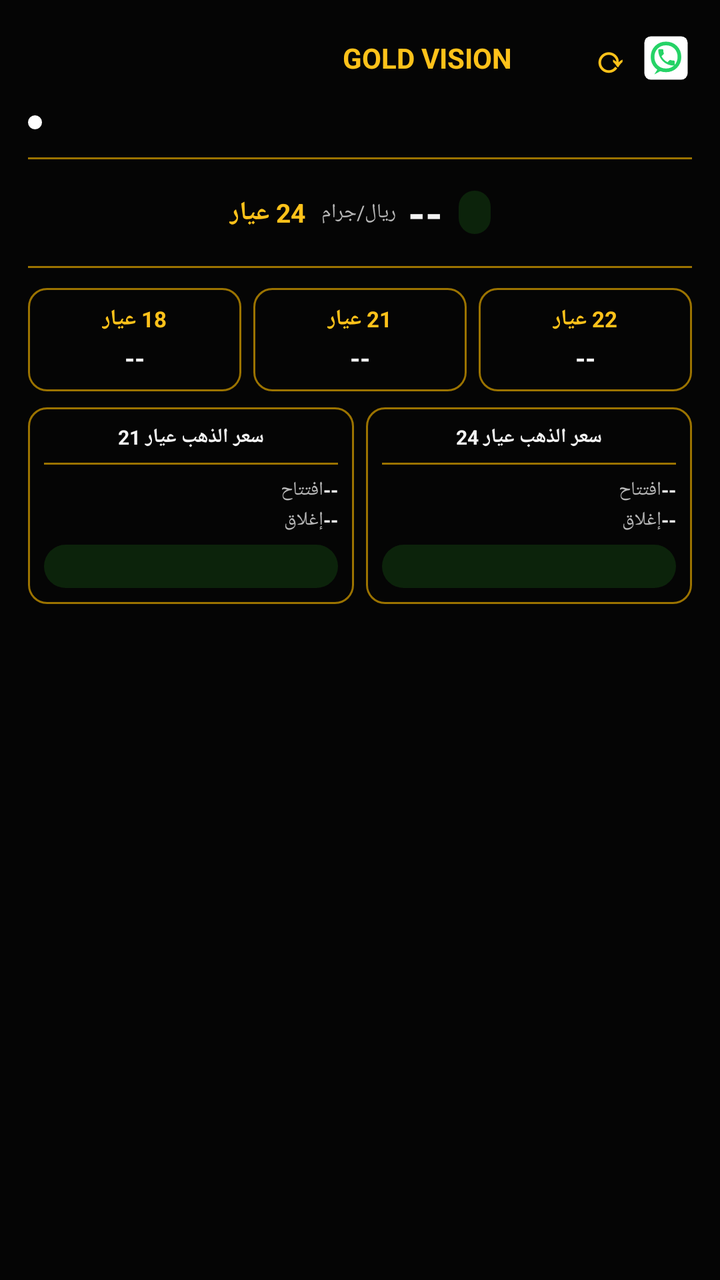
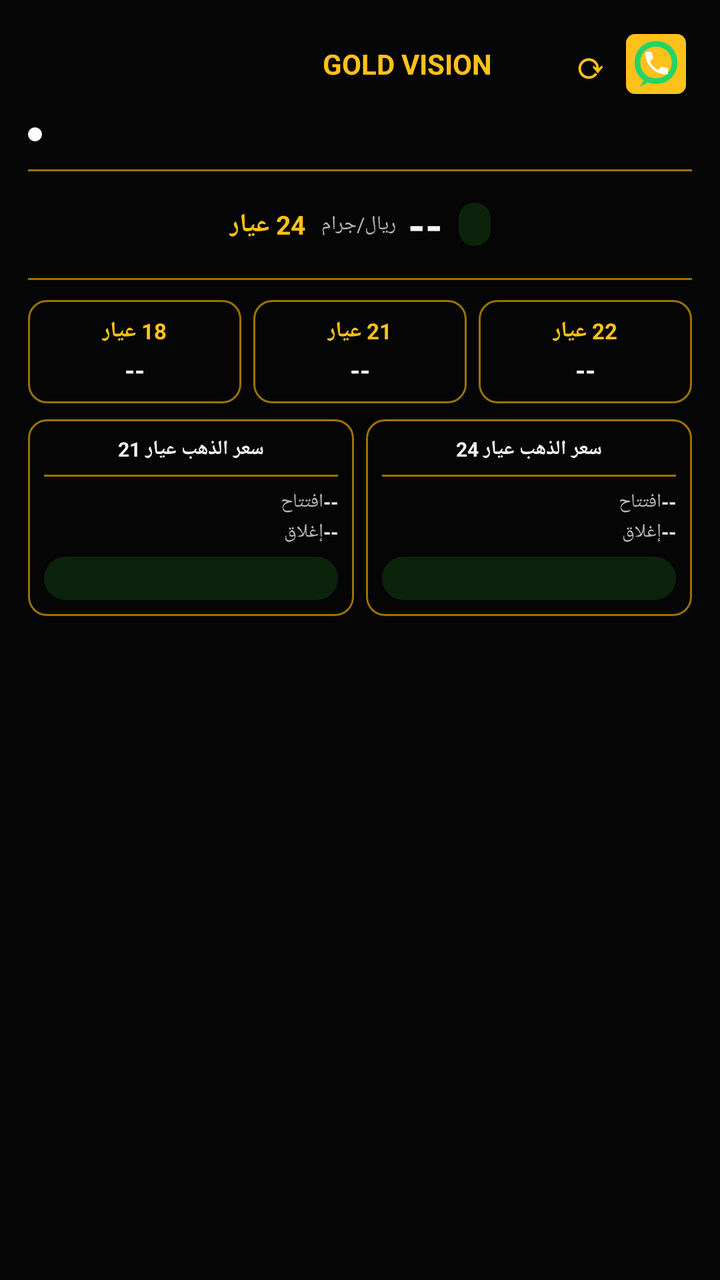

Screens rendered from an Android XML layout before and after an edit, with the pre-edit source and the edit as a unified diff.
<!-- AndroidManifest.xml: application theme Theme.GoldVision -->
<!-- res/layout/gold_price_widget.xml -->
<?xml version="1.0" encoding="utf-8"?>
<LinearLayout xmlns:android="http://schemas.android.com/apk/res/android"
    android:id="@+id/widget_root"
    android:layout_width="match_parent"
    android:layout_height="match_parent"
    android:orientation="vertical"
    android:background="@color/ic_launcher_background"
    android:padding="14dp">

    
    <LinearLayout
        android:layout_width="match_parent"
        android:layout_height="wrap_content"
        android:orientation="horizontal"
        android:gravity="center_vertical">
        <TextView
            android:id="@+id/widget_date"
            android:layout_width="0dp"
            android:layout_height="wrap_content"
            android:layout_weight="1"
            android:text=""
            android:textColor="#B8B8B8"
            android:textSize="11sp" />
        <TextView
            android:id="@+id/widget_title"
            android:layout_width="wrap_content"
            android:layout_height="wrap_content"
            android:layout_marginEnd="6dp"
            android:text="GOLD VISION"
            android:textColor="@color/widget_gold"
            android:textSize="14sp"
            android:textStyle="bold" />
        <ImageView
            android:id="@+id/widget_logo"
            android:layout_width="20dp"
            android:layout_height="20dp"
            android:layout_marginEnd="8dp"
            android:src="@mipmap/ic_launcher"
            android:contentDescription="@null" />
        <TextView
            android:id="@+id/widget_refresh"
            android:layout_width="30dp"
            android:layout_height="30dp"
            android:gravity="center"
            android:text="⟳"
            android:textColor="@color/widget_gold"
            android:textSize="18sp"
            android:textStyle="bold" />
        <ImageView
            android:id="@+id/widget_whatsapp_share"
            android:layout_width="26dp"
            android:layout_height="26dp"
            android:src="@drawable/ic_whatsapp"
            android:contentDescription="@string/widget_share_whatsapp" />
    </LinearLayout>

    
    <LinearLayout
        android:layout_width="wrap_content"
        android:layout_height="wrap_content"
        android:layout_marginTop="10dp"
        android:orientation="horizontal"
        android:gravity="center_vertical">
        <ImageView
            android:id="@+id/widget_status_dot"
            android:layout_width="7dp"
            android:layout_height="7dp"
            android:layout_marginEnd="5dp"
            android:src="@drawable/dot_circle"
            android:contentDescription="@null" />
        <TextView
            android:id="@+id/widget_updated_at"
            android:layout_width="wrap_content"
            android:layout_height="wrap_content"
            android:text=""
            android:textColor="#B8B8B8"
            android:textSize="11sp" />
    </LinearLayout>

    <FrameLayout
        android:layout_width="match_parent"
        android:layout_height="1dp"
        android:layout_marginTop="10dp"
        android:background="#9B7300" />

    
    <LinearLayout
        android:layout_width="match_parent"
        android:layout_height="wrap_content"
        android:layout_marginTop="12dp"
        android:orientation="horizontal"
        android:gravity="center_vertical|center_horizontal">
        <TextView
            android:id="@+id/widget_big_karat_label"
            android:layout_width="wrap_content"
            android:layout_height="wrap_content"
            android:layout_marginEnd="8dp"
            android:text="24 عيار"
            android:textColor="@color/widget_gold"
            android:textSize="13sp"
            android:textStyle="bold" />
        <TextView
            android:id="@+id/widget_big_unit"
            android:layout_width="wrap_content"
            android:layout_height="wrap_content"
            android:layout_marginEnd="6dp"
            android:text="ريال/جرام"
            android:textColor="#B8B8B8"
            android:textSize="10sp" />
        <TextView
            android:id="@+id/widget_big_price"
            android:layout_width="wrap_content"
            android:layout_height="wrap_content"
            android:layout_marginEnd="8dp"
            android:text="--"
            android:textColor="#F4F4F4"
            android:textSize="22sp"
            android:textStyle="bold" />
        <LinearLayout
            android:id="@+id/widget_big_change_bg"
            android:layout_width="wrap_content"
            android:layout_height="wrap_content"
            android:background="@drawable/pill_bg_green"
            android:paddingHorizontal="8dp"
            android:paddingVertical="4dp">
            <TextView
                android:id="@+id/widget_big_change"
                android:layout_width="wrap_content"
                android:layout_height="wrap_content"
                android:text=""
                android:textColor="@color/widget_green"
                android:textSize="10sp"
                android:textStyle="bold" />
        </LinearLayout>
    </LinearLayout>

    <FrameLayout
        android:layout_width="match_parent"
        android:layout_height="1dp"
        android:layout_marginTop="12dp"
        android:background="#9B7300" />

    
    <LinearLayout
        android:layout_width="match_parent"
        android:layout_height="wrap_content"
        android:layout_marginTop="10dp"
        android:orientation="horizontal">
        <LinearLayout
            android:layout_width="0dp"
            android:layout_height="wrap_content"
            android:layout_weight="1"
            android:layout_marginEnd="6dp"
            android:orientation="vertical"
            android:gravity="center_horizontal"
            android:background="@drawable/widget_box_border"
            android:padding="8dp">
            <TextView
                android:id="@+id/widget_small_label_18"
                android:layout_width="wrap_content"
                android:layout_height="wrap_content"
                android:text="18 عيار"
                android:textColor="@color/widget_gold"
                android:textSize="11sp"
                android:textStyle="bold" />
            <TextView
                android:id="@+id/widget_small_price_18"
                android:layout_width="wrap_content"
                android:layout_height="wrap_content"
                android:layout_marginTop="3dp"
                android:text="--"
                android:textColor="#F4F4F4"
                android:textSize="13sp"
                android:textStyle="bold" />
        </LinearLayout>
        <LinearLayout
            android:layout_width="0dp"
            android:layout_height="wrap_content"
            android:layout_weight="1"
            android:layout_marginEnd="6dp"
            android:orientation="vertical"
            android:gravity="center_horizontal"
            android:background="@drawable/widget_box_border"
            android:padding="8dp">
            <TextView
                android:id="@+id/widget_small_label_21"
                android:layout_width="wrap_content"
                android:layout_height="wrap_content"
                android:text="21 عيار"
                android:textColor="@color/widget_gold"
                android:textSize="11sp"
                android:textStyle="bold" />
            <TextView
                android:id="@+id/widget_small_price_21"
                android:layout_width="wrap_content"
                android:layout_height="wrap_content"
                android:layout_marginTop="3dp"
                android:text="--"
                android:textColor="#F4F4F4"
                android:textSize="13sp"
                android:textStyle="bold" />
        </LinearLayout>
        <LinearLayout
            android:layout_width="0dp"
            android:layout_height="wrap_content"
            android:layout_weight="1"
            android:orientation="vertical"
            android:gravity="center_horizontal"
            android:background="@drawable/widget_box_border"
            android:padding="8dp">
            <TextView
                android:id="@+id/widget_small_label_22"
                android:layout_width="wrap_content"
                android:layout_height="wrap_content"
                android:text="22 عيار"
                android:textColor="@color/widget_gold"
                android:textSize="11sp"
                android:textStyle="bold" />
            <TextView
                android:id="@+id/widget_small_price_22"
                android:layout_width="wrap_content"
                android:layout_height="wrap_content"
                android:layout_marginTop="3dp"
                android:text="--"
                android:textColor="#F4F4F4"
                android:textSize="13sp"
                android:textStyle="bold" />
        </LinearLayout>
    </LinearLayout>

    
    <LinearLayout
        android:layout_width="match_parent"
        android:layout_height="wrap_content"
        android:layout_marginTop="8dp"
        android:orientation="horizontal">

        <LinearLayout
            android:layout_width="0dp"
            android:layout_height="wrap_content"
            android:layout_weight="1"
            android:layout_marginEnd="6dp"
            android:orientation="vertical"
            android:background="@drawable/widget_box_border"
            android:padding="8dp">
            <TextView
                android:id="@+id/widget_oc21_title"
                android:layout_width="match_parent"
                android:layout_height="wrap_content"
                android:gravity="center"
                android:text="سعر الذهب عيار 21"
                android:textColor="#F4F4F4"
                android:textSize="10sp"
                android:textStyle="bold" />
            <FrameLayout
                android:layout_width="match_parent"
                android:layout_height="1dp"
                android:layout_marginTop="6dp"
                android:layout_marginBottom="6dp"
                android:background="#9B7300" />
            <LinearLayout
                android:layout_width="match_parent"
                android:layout_height="wrap_content"
                android:orientation="horizontal">
                <TextView
                    android:id="@+id/widget_oc21_open_label"
                    android:layout_width="0dp"
                    android:layout_height="wrap_content"
                    android:layout_weight="1"
                    android:text="افتتاح"
                    android:textColor="#B8B8B8"
                    android:textSize="9.5sp" />
                <TextView
                    android:id="@+id/widget_oc21_open"
                    android:layout_width="wrap_content"
                    android:layout_height="wrap_content"
                    android:text="--"
                    android:textColor="#F4F4F4"
                    android:textSize="9.5sp"
                    android:textStyle="bold" />
            </LinearLayout>
            <LinearLayout
                android:layout_width="match_parent"
                android:layout_height="wrap_content"
                android:layout_marginTop="2dp"
                android:orientation="horizontal">
                <TextView
                    android:id="@+id/widget_oc21_close_label"
                    android:layout_width="0dp"
                    android:layout_height="wrap_content"
                    android:layout_weight="1"
                    android:text="إغلاق"
                    android:textColor="#B8B8B8"
                    android:textSize="9.5sp" />
                <TextView
                    android:id="@+id/widget_oc21_close"
                    android:layout_width="wrap_content"
                    android:layout_height="wrap_content"
                    android:text="--"
                    android:textColor="#F4F4F4"
                    android:textSize="9.5sp"
                    android:textStyle="bold" />
            </LinearLayout>
            <LinearLayout
                android:id="@+id/widget_oc21_change_bg"
                android:layout_width="match_parent"
                android:layout_height="wrap_content"
                android:layout_marginTop="6dp"
                android:background="@drawable/pill_bg_green"
                android:gravity="center"
                android:paddingVertical="4dp">
                <TextView
                    android:id="@+id/widget_oc21_change"
                    android:layout_width="wrap_content"
                    android:layout_height="wrap_content"
                    android:text=""
                    android:textColor="@color/widget_green"
                    android:textSize="10sp"
                    android:textStyle="bold" />
            </LinearLayout>
        </LinearLayout>

        <LinearLayout
            android:layout_width="0dp"
            android:layout_height="wrap_content"
            android:layout_weight="1"
            android:orientation="vertical"
            android:background="@drawable/widget_box_border"
            android:padding="8dp">
            <TextView
                android:id="@+id/widget_oc24_title"
                android:layout_width="match_parent"
                android:layout_height="wrap_content"
                android:gravity="center"
                android:text="سعر الذهب عيار 24"
                android:textColor="#F4F4F4"
                android:textSize="10sp"
                android:textStyle="bold" />
            <FrameLayout
                android:layout_width="match_parent"
                android:layout_height="1dp"
                android:layout_marginTop="6dp"
                android:layout_marginBottom="6dp"
                android:background="#9B7300" />
            <LinearLayout
                android:layout_width="match_parent"
                android:layout_height="wrap_content"
                android:orientation="horizontal">
                <TextView
                    android:id="@+id/widget_oc24_open_label"
                    android:layout_width="0dp"
                    android:layout_height="wrap_content"
                    android:layout_weight="1"
                    android:text="افتتاح"
                    android:textColor="#B8B8B8"
                    android:textSize="9.5sp" />
                <TextView
                    android:id="@+id/widget_oc24_open"
                    android:layout_width="wrap_content"
                    android:layout_height="wrap_content"
                    android:text="--"
                    android:textColor="#F4F4F4"
                    android:textSize="9.5sp"
                    android:textStyle="bold" />
            </LinearLayout>
            <LinearLayout
                android:layout_width="match_parent"
                android:layout_height="wrap_content"
                android:layout_marginTop="2dp"
                android:orientation="horizontal">
                <TextView
                    android:id="@+id/widget_oc24_close_label"
                    android:layout_width="0dp"
                    android:layout_height="wrap_content"
                    android:layout_weight="1"
                    android:text="إغلاق"
                    android:textColor="#B8B8B8"
                    android:textSize="9.5sp" />
                <TextView
                    android:id="@+id/widget_oc24_close"
                    android:layout_width="wrap_content"
                    android:layout_height="wrap_content"
                    android:text="--"
                    android:textColor="#F4F4F4"
                    android:textSize="9.5sp"
                    android:textStyle="bold" />
            </LinearLayout>
            <LinearLayout
                android:id="@+id/widget_oc24_change_bg"
                android:layout_width="match_parent"
                android:layout_height="wrap_content"
                android:layout_marginTop="6dp"
                android:background="@drawable/pill_bg_green"
                android:gravity="center"
                android:paddingVertical="4dp">
                <TextView
                    android:id="@+id/widget_oc24_change"
                    android:layout_width="wrap_content"
                    android:layout_height="wrap_content"
                    android:text=""
                    android:textColor="@color/widget_green"
                    android:textSize="10sp"
                    android:textStyle="bold" />
            </LinearLayout>
        </LinearLayout>
    </LinearLayout>

</LinearLayout>
<!-- resources referenced by this layout -->
<resources>
  <color name="ic_launcher_background">#050505</color>
  <color name="widget_gold">#FFC21A</color>
  <color name="widget_green">#35D12F</color>
  <!-- drawable dot_circle (drawable) -->
  <?xml version="1.0" encoding="utf-8"?>
  <shape xmlns:android="http://schemas.android.com/apk/res/android"
      android:shape="oval">
      <solid android:color="#FFFFFF" />
  </shape>
  <!-- drawable ic_whatsapp (drawable) -->
  <?xml version="1.0" encoding="utf-8"?>
  <vector xmlns:android="http://schemas.android.com/apk/res/android"
      android:width="26dp"
      android:height="26dp"
      android:viewportWidth="24"
      android:viewportHeight="24">
      <path
          android:fillColor="#FFFFFF"
          android:pathData="M5,2 L19,2 A3,3 0 0 1 22,5 L22,19 A3,3 0 0 1 19,22 L5,22 A3,3 0 0 1 2,19 L2,5 A3,3 0 0 1 5,2 Z" />
      <path
          android:fillColor="#00000000"
          android:strokeColor="#25D366"
          android:strokeWidth="1.7"
          android:pathData="M18.2,11.5 C18.2,7.93 15.57,5.3 12,5.3 C8.43,5.3 5.8,7.93 5.8,11.5 C5.8,15.07 8.43,17.7 12,17.7 C15.57,17.7 18.2,15.07 18.2,11.5 Z" />
      <path
          android:fillColor="#25D366"
          android:pathData="M8.6,16.4 L6.6,19.6 L10.2,17.6 Z" />
      <group
          android:pivotX="11.5"
          android:pivotY="11.5"
          android:scaleX="0.42"
          android:scaleY="0.42"
          android:translateX="0.5"
          android:translateY="0">
          <path
              android:fillColor="#25D366"
              android:pathData="M6.62,10.79c1.44,2.83 3.76,5.14 6.59,6.59l2.2,-2.2c0.27,-0.27 0.67,-0.36 1.02,-0.24 1.12,0.37 2.33,0.57 3.57,0.57 0.55,0 1,0.45 1,1L21,20c0,0.55 -0.45,1 -1,1 -9.39,0 -17,-7.61 -17,-17 0,-0.55 0.45,-1 1,-1h3.5c0.55,0 1,0.45 1,1 0,1.25 0.2,2.45 0.57,3.57 0.11,0.35 0.03,0.74 -0.25,1.02l-2.2,2.2z" />
      </group>
  </vector>
  <!-- drawable pill_bg_green (drawable) -->
  <?xml version="1.0" encoding="utf-8"?>
  <shape xmlns:android="http://schemas.android.com/apk/res/android"
      android:shape="rectangle">
      <solid android:color="#2635D12F" />
      <corners android:radius="14dp" />
  </shape>
  <!-- drawable widget_box_border (drawable) -->
  <?xml version="1.0" encoding="utf-8"?>
  <shape xmlns:android="http://schemas.android.com/apk/res/android"
      android:shape="rectangle">
      <stroke android:width="1dp" android:color="#9B7300" />
      <corners android:radius="9dp" />
  </shape>
  <!-- mipmap ic_launcher (mipmap-anydpi-v26) -->
  <?xml version="1.0" encoding="utf-8"?>
  <adaptive-icon xmlns:android="http://schemas.android.com/apk/res/android">
      <background android:drawable="@color/ic_launcher_background"/>
      <foreground android:drawable="@mipmap/ic_launcher_foreground"/>
  </adaptive-icon>
  <string name="widget_share_whatsapp">مشاركة بطاقة السعر عبر واتساب</string>
  <style name="Theme.GoldVision" parent="android:Theme.Material.NoActionBar">
          <item name="android:windowBackground">@android:color/black</item>
          <item name="android:statusBarColor">@android:color/black</item>
          <item name="android:navigationBarColor">@android:color/black</item>
      </style>
</resources>

<!-- the commit's change to res/layout/gold_price_widget.xml (unified diff, before → after) -->
@@ -48,8 +48,8 @@
             android:textStyle="bold" />
         <ImageView
             android:id="@+id/widget_whatsapp_share"
-            android:layout_width="26dp"
-            android:layout_height="26dp"
+            android:layout_width="36dp"
+            android:layout_height="36dp"
             android:src="@drawable/ic_whatsapp"
             android:contentDescription="@string/widget_share_whatsapp" />
     </LinearLayout>
<!-- resource entries referenced after the edit -->
@@ -12,17 +12,17 @@
   <!-- drawable ic_whatsapp (drawable) -->
   <?xml version="1.0" encoding="utf-8"?>
   <vector xmlns:android="http://schemas.android.com/apk/res/android"
-      android:width="26dp"
-      android:height="26dp"
+      android:width="36dp"
+      android:height="36dp"
       android:viewportWidth="24"
       android:viewportHeight="24">
       <path
-          android:fillColor="#FFFFFF"
+          android:fillColor="#FFC21A"
           android:pathData="M5,2 L19,2 A3,3 0 0 1 22,5 L22,19 A3,3 0 0 1 19,22 L5,22 A3,3 0 0 1 2,19 L2,5 A3,3 0 0 1 5,2 Z" />
       <path
           android:fillColor="#00000000"
           android:strokeColor="#25D366"
-          android:strokeWidth="1.7"
+          android:strokeWidth="1.9"
           android:pathData="M18.2,11.5 C18.2,7.93 15.57,5.3 12,5.3 C8.43,5.3 5.8,7.93 5.8,11.5 C5.8,15.07 8.43,17.7 12,17.7 C15.57,17.7 18.2,15.07 18.2,11.5 Z" />
       <path
           android:fillColor="#25D366"
@@ -35,7 +35,7 @@
           android:translateX="0.5"
           android:translateY="0">
           <path
-              android:fillColor="#25D366"
+              android:fillColor="#FFFFFF"
               android:pathData="M6.62,10.79c1.44,2.83 3.76,5.14 6.59,6.59l2.2,-2.2c0.27,-0.27 0.67,-0.36 1.02,-0.24 1.12,0.37 2.33,0.57 3.57,0.57 0.55,0 1,0.45 1,1L21,20c0,0.55 -0.45,1 -1,1 -9.39,0 -17,-7.61 -17,-17 0,-0.55 0.45,-1 1,-1h3.5c0.55,0 1,0.45 1,1 0,1.25 0.2,2.45 0.57,3.57 0.11,0.35 0.03,0.74 -0.25,1.02l-2.2,2.2z" />
       </group>
   </vector>
